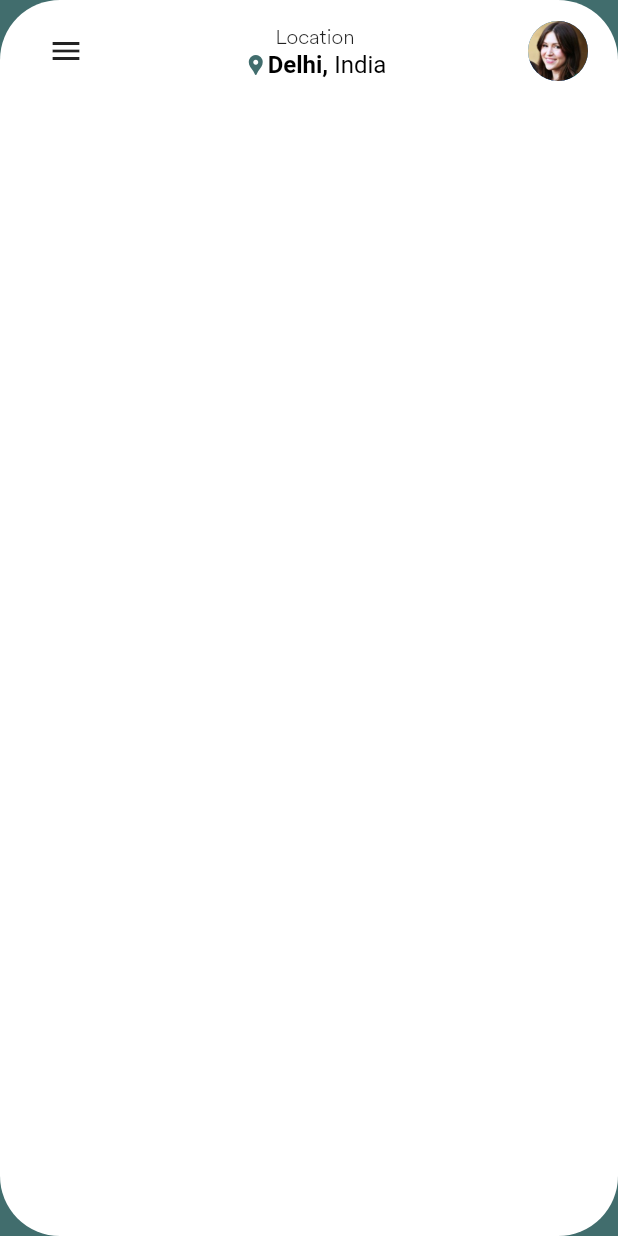
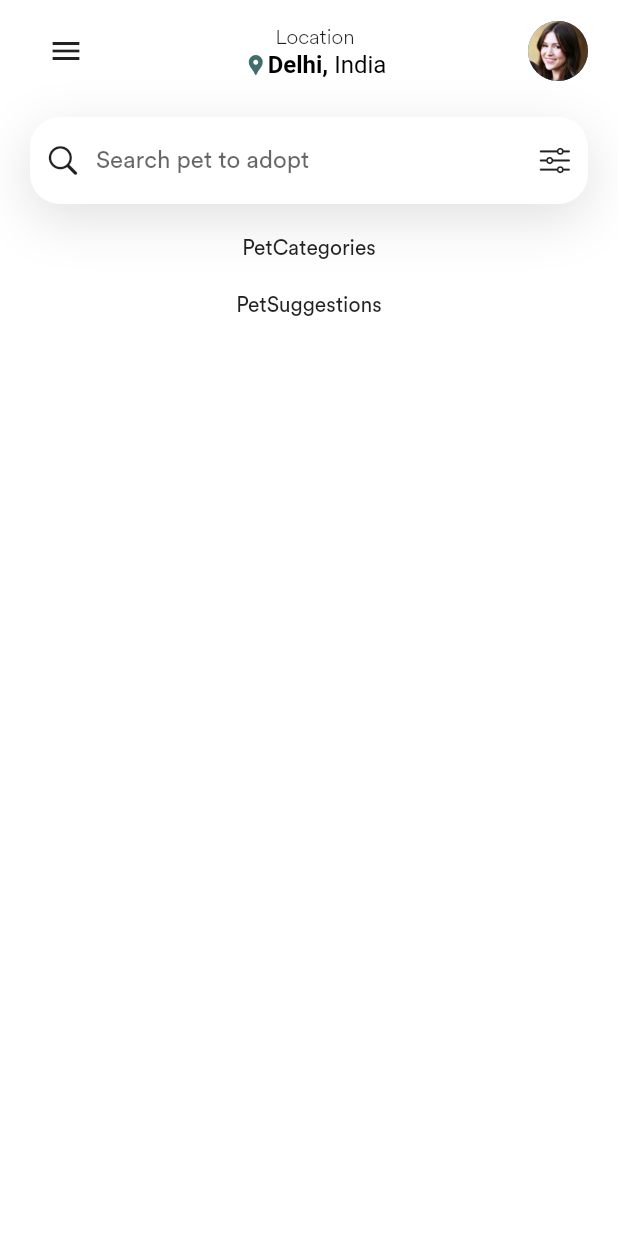
Before and after one commit to viditsingh17/PetApp, a Flutter app: the screen it shows after launch, on a phone screen of 412 x 824 dp. Run offline on Flutter 3.47's test engine with Material 2 defaults, Android fonts, the phone set to English and light mode, and no system bars.

Commit message:
searchBar added

```diff
--- a/lib/screens/home_screen.dart
+++ b/lib/screens/home_screen.dart
@@ -1,4 +1,7 @@
 import 'package:PetApp/configuration.dart';
+import 'package:PetApp/widgets/pet_categories.dart';
+import 'package:PetApp/widgets/pet_suggestions.dart';
+import 'package:PetApp/widgets/search_bar.dart';
 import 'package:flutter/material.dart';
 
 class HomeScreen extends StatefulWidget {
@@ -26,7 +29,8 @@ class _HomeScreenState extends State<HomeScreen> {
         ..scale(scaleFactor),
       decoration: BoxDecoration(
         color: Colors.white,
-        borderRadius: BorderRadius.circular(40),
+        borderRadius:
+            showDrawer ? BorderRadius.circular(40) : BorderRadius.circular(0),
       ),
       child: SafeArea(
         child: Container(
@@ -102,6 +106,18 @@ class _HomeScreenState extends State<HomeScreen> {
                   ),
                 ],
               ),
+              SizedBox(
+                height: 20,
+              ),
+              SearchBar(),
+              SizedBox(
+                height: 20,
+              ),
+              PetCategories(),
+              SizedBox(
+                height: 20,
+              ),
+              PetSuggestions(),
             ],
           ),
         ),
--- /dev/null
+++ b/lib/widgets/pet_categories.dart
@@ -0,0 +1,12 @@
+import 'package:flutter/material.dart';
+
+class PetCategories extends StatelessWidget {
+  const PetCategories({Key key}) : super(key: key);
+
+  @override
+  Widget build(BuildContext context) {
+    return Container(
+      child: Text('PetCategories'),
+    );
+  }
+}
--- /dev/null
+++ b/lib/widgets/pet_suggestions.dart
@@ -0,0 +1,12 @@
+import 'package:flutter/material.dart';
+
+class PetSuggestions extends StatelessWidget {
+  const PetSuggestions({Key key}) : super(key: key);
+
+  @override
+  Widget build(BuildContext context) {
+    return Container(
+      child: Text('PetSuggestions'),
+    );
+  }
+}
--- /dev/null
+++ b/lib/widgets/search_bar.dart
@@ -0,0 +1,37 @@
+import 'package:PetApp/configuration.dart';
+import 'package:flutter/cupertino.dart';
+import 'package:flutter/material.dart';
+
+class SearchBar extends StatelessWidget {
+  const SearchBar({Key key}) : super(key: key);
+
+  @override
+  Widget build(BuildContext context) {
+    return Container(
+      padding: EdgeInsets.symmetric(horizontal: 10, vertical: 5),
+      decoration: BoxDecoration(
+        color: Colors.white,
+        borderRadius: BorderRadius.circular(20),
+        boxShadow: customShadow,
+      ),
+      child: Row(
+        children: [
+          Icon(CupertinoIcons.search),
+          Expanded(
+            child: TextField(
+              decoration: InputDecoration(
+                labelText: 'Search pet to adopt',
+                contentPadding: EdgeInsets.symmetric(
+                  horizontal: 10,
+                  vertical: 5,
+                ),
+                border: InputBorder.none,
+              ),
+            ),
+          ),
+          Icon(CupertinoIcons.slider_horizontal_3)
+        ],
+      ),
+    );
+  }
+}
--- a/pubspec.yaml
+++ b/pubspec.yaml
@@ -23,7 +23,7 @@ environment:
 dependencies:
   flutter:
     sdk: flutter
-  cupertino_icons: ^1.0.0
+  cupertino_icons: ^1.0.2
   font_awesome_flutter: ^8.11.0
 
 dev_dependencies:
```
